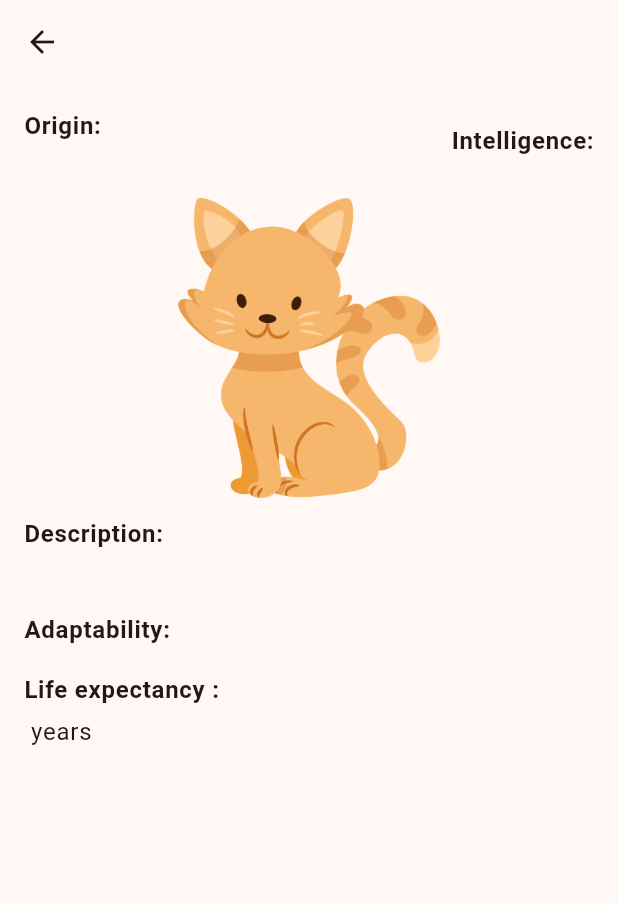
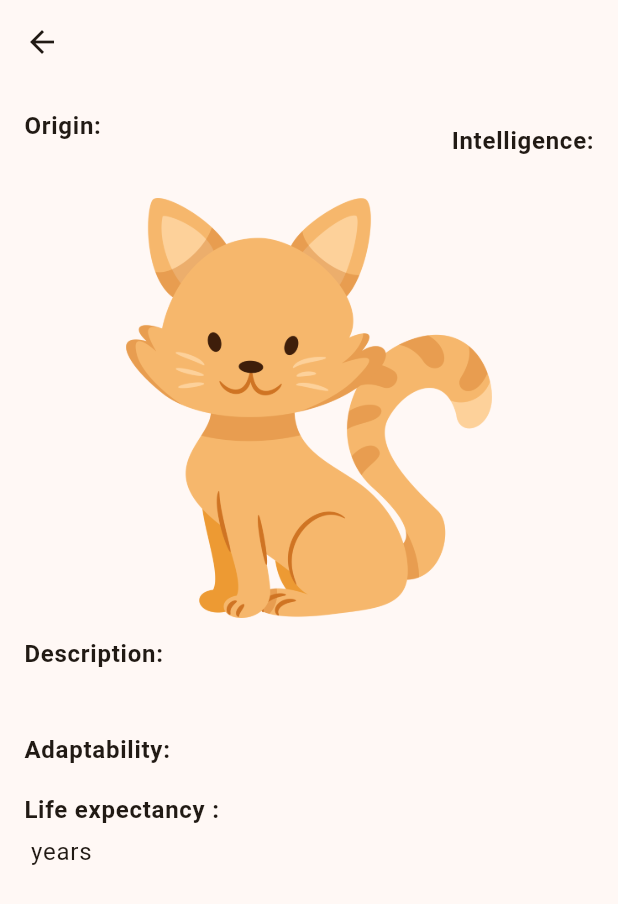
Before and after one commit to demanzanoc/cat_breeds, a Flutter app: the CatBreedDetails screen opened directly with empty values, on a phone screen of 412 x 824 dp. Shown: the top 904 px of the screen. Run offline on Flutter 3.47's test engine with Material 3 defaults, Android fonts, the phone set to English and light mode, and no system bars; our stand-ins replace dio, equatable, get_it, go_router; network calls fail.

Commit message:
feat: implement CatImage widget for improved image handling in cat breed components

```diff
--- a/lib/presentation/screens/cat_breeds/cat_breed_details.dart
+++ b/lib/presentation/screens/cat_breeds/cat_breed_details.dart
@@ -1,8 +1,8 @@
 import 'package:cats_app/domain/entities/cat_breeds/cat_breed_entity.dart';
-import 'package:cats_app/presentation/constants/assets_constants.dart';
 import 'package:cats_app/presentation/utils/text_style_utils.dart';
 import 'package:cats_app/presentation/widgets/cat_breeds/breed_origin_info.dart';
 import 'package:cats_app/presentation/widgets/cat_breeds/breed_intelligence_info.dart';
+import 'package:cats_app/presentation/widgets/cat_breeds/cat_image.dart';
 import 'package:cats_app/presentation/widgets/common/rating_star_icons.dart';
 import 'package:flutter/material.dart';
 
@@ -36,15 +36,7 @@ class CatBreedDetails extends StatelessWidget {
                 ),
               ],
             ),
-            catBreed.image.isNotEmpty
-                ? Image.network(
-                    catBreed.image,
-                  )
-                : Image.asset(
-                    splashImage,
-                    height: 200,
-                    width: double.infinity,
-                  ),
+            CatImage(image: catBreed.image),
             Expanded(
               child: SingleChildScrollView(
                 child: Column(
--- /dev/null
+++ b/lib/presentation/widgets/cat_breeds/cat_image.dart
@@ -0,0 +1,39 @@
+import 'package:cats_app/presentation/constants/assets_constants.dart';
+import 'package:flutter/material.dart';
+
+class CatImage extends StatelessWidget {
+  const CatImage({
+    super.key,
+    required this.image,
+    this.height,
+  });
+
+  final String image;
+  final double? height;
+
+  @override
+  Widget build(BuildContext context) {
+    return image.isNotEmpty
+        ? SizedBox(
+          height: height,
+          child: Image.network(
+              image,
+              width: double.infinity,
+              fit: BoxFit.cover,
+              loadingBuilder: (context, child, loadingProgress) {
+                if (loadingProgress == null) {
+                  return child;
+                }
+                return const Center(
+                  child: CircularProgressIndicator(),
+                );
+              },
+            ),
+        )
+        : Image.asset(
+            splashImage,
+            height: 280,
+            width: double.infinity,
+          );
+  }
+}
```
Also changed, not shown: lib/presentation/screens/cat_breeds/home_screen.dart (+10 -11 lines), lib/presentation/widgets/cat_breeds/cat_breed_card.dart (+2 -14 lines).
